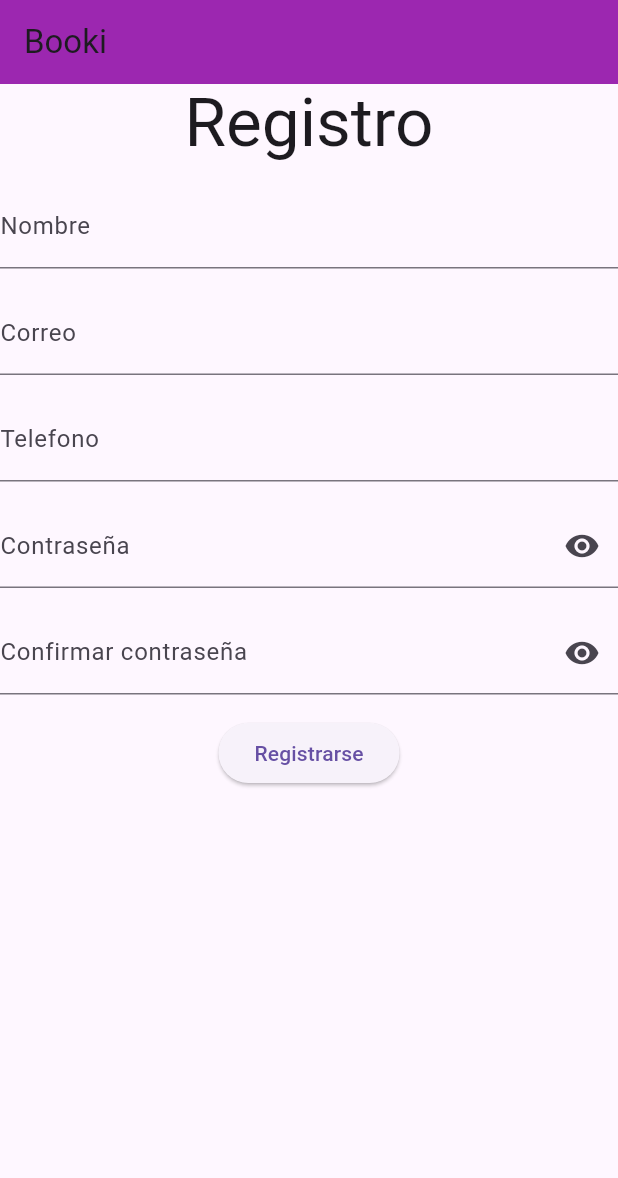
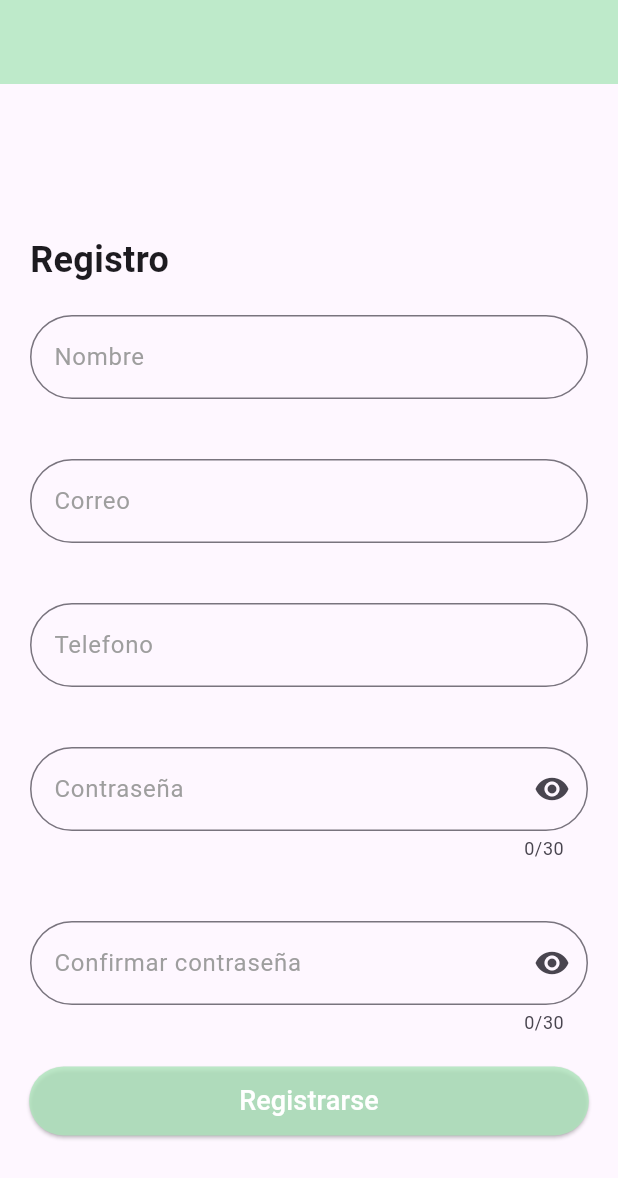
Before and after one commit to fernando527/Booki, a Flutter app: the screen it shows after launch, after a tap on "Registrarse", on a phone screen of 412 x 824 dp. Shown: the top 1178 px of the screen. Run offline on Flutter 3.47's test engine with Material 3 defaults, Android fonts, the phone set to English and light mode, and no system bars; our stand-ins replace cloud_firestore, firebase_core, get; accounts and stored records are empty.

Commit message:
edicion registro/disenio

```diff
--- a/lib/paginas/login.dart
+++ b/lib/paginas/login.dart
@@ -45,12 +45,22 @@ class _PantallaInicioState extends State<PantallaInicio> {
                 SizedBox(height: 250, child: Image.asset('assets/booki.jpeg')),
                 const SizedBox(height: 20),
                 TextFormField(
+                  cursorColor: Colors.grey,
                   controller: correoController,
                   decoration: InputDecoration(
                     prefixIcon: const Icon(Icons.email_outlined),
                     labelText: 'Correo',
+                    labelStyle: TextStyle(
+                      color: Colors.grey,
+                    ),
                     border: OutlineInputBorder(
-                      borderRadius: BorderRadius.circular(10),
+                      borderRadius: BorderRadius.circular(30),
+                    ),
+                    focusedBorder: OutlineInputBorder(
+                      borderRadius: BorderRadius.circular(30),
+                      borderSide: BorderSide(
+                        color: Colors.black, width: 2,
+                      )
                     ),
                   ),
                   maxLength: 50,
@@ -72,12 +82,22 @@ class _PantallaInicioState extends State<PantallaInicio> {
                 ),
                 const SizedBox(height: 20),
                 TextFormField(
+                  cursorColor: Colors.grey,
                   controller: contraseniaController,
                   decoration: InputDecoration(
                     prefixIcon: const Icon(Icons.lock),
                     labelText: 'Contraseña',
+                    labelStyle: TextStyle(
+                      color: Colors.grey,
+                    ),
                     border: OutlineInputBorder(
-                      borderRadius: BorderRadius.circular(10),
+                      borderRadius: BorderRadius.circular(30),
+                    ),
+                    focusedBorder: OutlineInputBorder(
+                      borderRadius: BorderRadius.circular(30),
+                      borderSide: BorderSide(
+                        color: Colors.black, width: 2,
+                      )
                     ),
                     suffixIcon: IconButton(
                       icon: Icon(
@@ -149,7 +169,7 @@ class _PantallaInicioState extends State<PantallaInicio> {
                     style: ElevatedButton.styleFrom(
                       backgroundColor: Color.fromARGB(200, 173, 230, 187),
                       shape: RoundedRectangleBorder(
-                        borderRadius: BorderRadius.circular(10),
+                        borderRadius: BorderRadius.circular(30),
                       ),
                     ),
                     child: const Text(
--- a/lib/paginas/registro.dart
+++ b/lib/paginas/registro.dart
@@ -82,16 +82,20 @@ class _RegistroState extends State<Registro> {
   Widget build(BuildContext context) {
     return Scaffold(
       appBar: AppBar(
-        title: const Text("Booki"),
-        backgroundColor: Colors.purple,
+
+        backgroundColor: const Color.fromARGB(200, 173, 230, 187),
       ),
       body: Center(
         child: Form(
           key: _formKey,
           child: Column(
+              crossAxisAlignment: CrossAxisAlignment.start,
+
             children: [
-              MyTitle(title: "Registro"),
-              const SizedBox(height: 15),
+              const SizedBox(height: 100),
+              Padding(padding: EdgeInsets.only(left: 20),
+                child: MyTitle(title: "Registro", style: TextStyle(fontSize: 24,fontWeight: FontWeight.bold)),
+              ),
               MyTextField(
                   hidePW: false,
                   myLabel: Text("Nombre"),
@@ -102,7 +106,7 @@ class _RegistroState extends State<Registro> {
                     }
                     return null;
                   }),
-              const SizedBox(height: 15),
+
               MyTextField(
                   hidePW: false,
                   myLabel: Text("Correo"),
@@ -115,7 +119,7 @@ class _RegistroState extends State<Registro> {
                     }
                     return null;
                   }),
-              const SizedBox(height: 15),
+
               MyTextField(
                 hidePW: false,
                 myLabel: Text("Telefono"),
@@ -132,9 +136,10 @@ class _RegistroState extends State<Registro> {
                   return null;
                 },
               ),
-              const SizedBox(height: 15),
+
               MyTextField(
                 hidePW: hidePW,
+                maxLength: 30,
                 myLabel: Text("Contraseña"),
                 controller: pwController,
                 validator: (password) {
@@ -157,8 +162,9 @@ class _RegistroState extends State<Registro> {
                   },
                 ),
               ),
-              const SizedBox(height: 15),
+
               MyTextField(
+                maxLength: 30,
                 hidePW: hidePW,
                 myLabel: Text("Confirmar contraseña"),
                 controller: pwConfirmationController,
@@ -179,8 +185,10 @@ class _RegistroState extends State<Registro> {
                   },
                 ),
               ),
-              const SizedBox(height: 15),
-              ElevatedButton(
+              Align(
+                alignment: Alignment.center,
+                child: ElevatedButton(
+
                   onPressed: () {
                    // if (_formKey.currentState!.validate()) {
                      // Usuarios u1 = Usuarios(
@@ -193,8 +201,22 @@ class _RegistroState extends State<Registro> {
                     // print("Telefono: ${phoneController.text}");
                     // print("Contraseña: ${pwController.text}");
                   },
-                  child: const Text("Registrarse"))
+                  style: ElevatedButton.styleFrom(
+                    backgroundColor: Color.fromARGB(200, 173, 230, 187),
+                      shape: RoundedRectangleBorder(
+                        borderRadius: BorderRadius.circular(30),
+
+                      ),
+                      padding: const EdgeInsets.symmetric(horizontal: 140, vertical: 10)
+                  ),
+                  child: const Text("Registrarse",
+                    style: TextStyle(color: Colors.white, fontSize: 18)
+                    ),
+                  ),
+              )
+
             ],
+
           ),
         ),
       ),
--- a/lib/widgets/my_text_field.dart
+++ b/lib/widgets/my_text_field.dart
@@ -7,6 +7,7 @@ class MyTextField extends StatefulWidget {
   final TextEditingController? controller;
   final FormFieldValidator<String>? validator;
   final bool hidePW;
+  final int? maxLength;
 
   const MyTextField(
       {super.key,
@@ -15,7 +16,8 @@ class MyTextField extends StatefulWidget {
       this.suffixIconButton,
       this.controller,
       this.validator,
-      this.hidePW = false});
+      this.hidePW = false,
+      this.maxLength});
 
   @override
   State<MyTextField> createState() => _MyTextFieldState();
@@ -24,17 +26,40 @@ class MyTextField extends StatefulWidget {
 class _MyTextFieldState extends State<MyTextField> {
   @override
   Widget build(BuildContext context) {
-    return Center(
+    return Column(
+      crossAxisAlignment: CrossAxisAlignment.stretch,
+      children: [
+        Padding(
+          padding: const EdgeInsets.all(20),
+          child: Center(
+
             child: TextFormField(
+              cursorColor: Colors.grey,
+              maxLength: widget.maxLength,
               obscureText: widget.hidePW,
               validator: widget.validator,
               controller: widget.controller,
               decoration: InputDecoration(
+                labelStyle: const TextStyle(
+                  color: Colors.grey
+                ),
                 prefixIcon: widget.prefixIcon,
                 label: widget.myLabel,
                 suffixIcon: widget.suffixIconButton,
+                border: OutlineInputBorder(
+                 borderRadius: BorderRadius.circular(30),
+                ),
+                focusedBorder: OutlineInputBorder(
+                  borderRadius: BorderRadius.circular(30),
+                  borderSide: const BorderSide(
+                    color: Colors.black, width: 2,
+                  )
                 ),
               ),
+            ),
+          ),
+        ),
+      ],
     );
   }
 }
--- a/lib/widgets/my_title.dart
+++ b/lib/widgets/my_title.dart
@@ -12,8 +12,9 @@ class MyTitle extends StatelessWidget {
 
   @override
   Widget build(BuildContext context) {
-    style = Theme.of(context).textTheme.displayMedium!;
-    return Center(
+    //style = Theme.of(context).textTheme.displayMedium!;
+    return Container(
+
       child: Text(
         title,
         style: style,
```
Also changed, not shown: lib/paginas/principal.dart (+41 -6 lines), lib/paginas/screens/inicio.dart (+14 -20 lines), lib/paginas/screens/perfil.dart (+28 -18 lines). Lines whose indentation alone changed are shown as unchanged.
